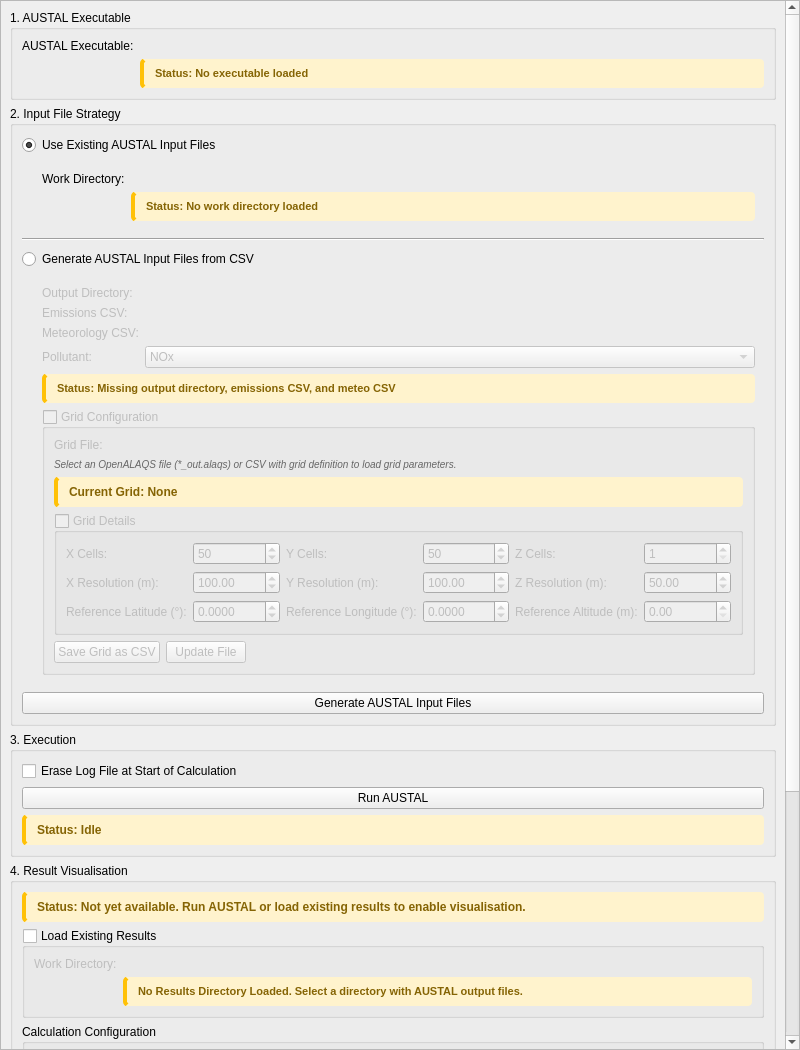
First picture: the form in open_alaqs/ui/ui_run_austal.ui, repository eurocontrol-asu/open_alaqs, before the edit.
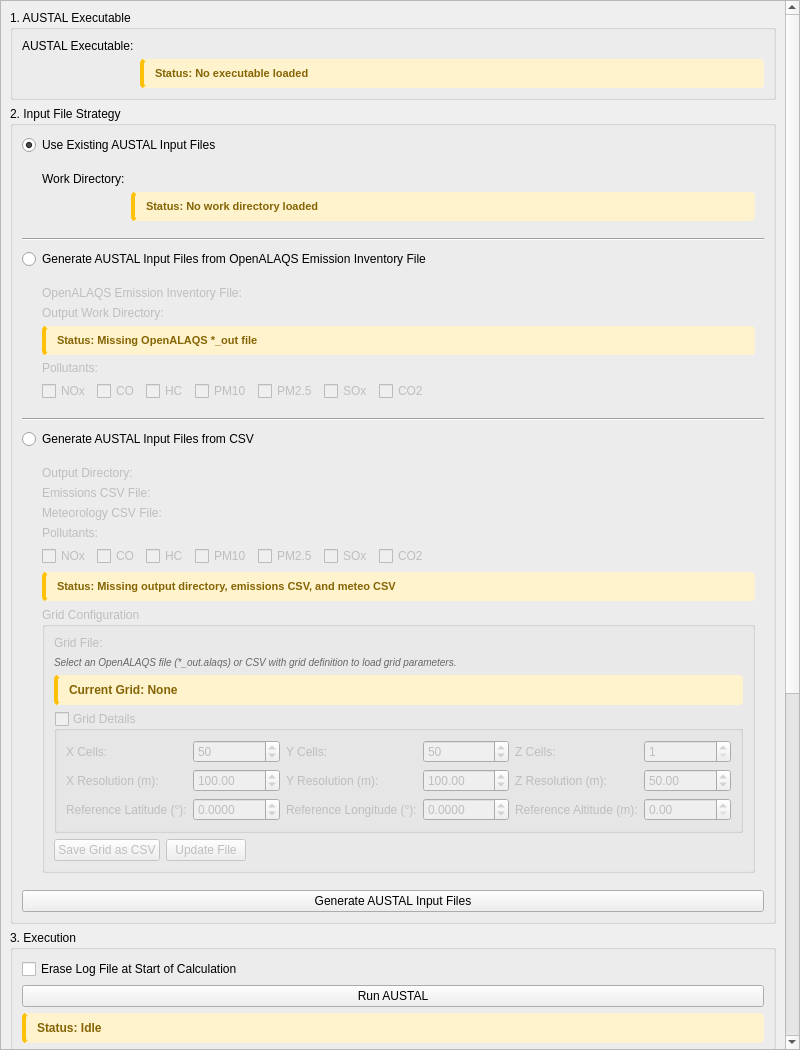
Second picture: the form after the edit. Custom widgets are drawn as their Qt base class.

Commit message: [ui-rearchitecture] Added the option to generate AUSTAL input files from an existing *_out.alaqs file and fixed generate AUSTAL input files logic

What changed in the file:
```diff
--- a/open_alaqs/ui/ui_run_austal.ui
+++ b/open_alaqs/ui/ui_run_austal.ui
@@ -182,7 +182,158 @@
         </property>
        </widget>
       </item>
-      <!-- Option B: Generate from CSV -->
+      <!-- Option B: Generate from ALAQS Output File -->
+      <item>
+       <widget class="QRadioButton" name="generateFromAlaqsRadio">
+        <property name="text">
+         <string>Generate AUSTAL Input Files from OpenALAQS Emission Inventory File</string>
+        </property>
+       </widget>
+      </item>
+      <item>
+       <widget class="QFrame" name="generateFromAlaqsFrame">
+        <property name="visible">
+         <bool>false</bool>
+        </property>
+        <property name="enabled">
+         <bool>false</bool>
+        </property>
+        <property name="frameShape">
+         <enum>QFrame::NoFrame</enum>
+        </property>
+        <layout class="QFormLayout" name="generateFromAlaqsLayout">
+         <property name="leftMargin">
+          <number>20</number>
+         </property>
+         <item row="0" column="0">
+          <widget class="QLabel" name="alaqsOutputFileLabel">
+           <property name="text">
+            <string>OpenALAQS Emission Inventory File:</string>
+           </property>
+          </widget>
+         </item>
+         <item row="0" column="1">
+          <widget class="QgsFileWidget" name="alaqs_output_file_path">
+           <property name="sizePolicy">
+            <sizepolicy hsizetype="Expanding" vsizetype="Fixed">
+             <horstretch>1</horstretch>
+             <verstretch>0</verstretch>
+            </sizepolicy>
+           </property>
+          </widget>
+         </item>
+         <item row="1" column="0">
+          <widget class="QLabel" name="alaqsOutputWorkDirLabel">
+           <property name="text">
+            <string>Output Work Directory:</string>
+           </property>
+          </widget>
+         </item>
+         <item row="1" column="1">
+          <widget class="QgsFileWidget" name="alaqs_output_work_dir_path">
+           <property name="sizePolicy">
+            <sizepolicy hsizetype="Expanding" vsizetype="Fixed">
+             <horstretch>1</horstretch>
+             <verstretch>0</verstretch>
+            </sizepolicy>
+           </property>
+          </widget>
+         </item>
+         <item row="2" column="0" colspan="2">
+          <widget class="QLabel" name="alaqsGenerationStatusLabel">
+           <property name="text">
+            <string>Status: Missing OpenALAQS *_out file</string>
+           </property>
+           <property name="styleSheet">
+            <string>background-color: #fff3cd; padding: 8px; border-radius: 4px; border-left: 4px solid #ffc107; color: #856404; font-weight: bold; font-size: 11px;</string>
+           </property>
+          </widget>
+         </item>
+         <item row="3" column="0" colspan="2">
+          <widget class="QLabel" name="alaqsPollutantLabel">
+           <property name="text">
+            <string>Pollutants:</string>
+           </property>
+          </widget>
+         </item>
+         <item row="4" column="0" colspan="2">
+          <layout class="QHBoxLayout" name="alaqsPollutantCheckboxLayout">
+           <item>
+            <widget class="QCheckBox" name="alaqs_pollutant_nox">
+             <property name="text">
+              <string>NOx</string>
+             </property>
+            </widget>
+           </item>
+           <item>
+            <widget class="QCheckBox" name="alaqs_pollutant_co">
+             <property name="text">
+              <string>CO</string>
+             </property>
+            </widget>
+           </item>
+           <item>
+            <widget class="QCheckBox" name="alaqs_pollutant_hc">
+             <property name="text">
+              <string>HC</string>
+             </property>
+            </widget>
+           </item>
+           <item>
+            <widget class="QCheckBox" name="alaqs_pollutant_pm10">
+             <property name="text">
+              <string>PM10</string>
+             </property>
+            </widget>
+           </item>
+           <item>
+            <widget class="QCheckBox" name="alaqs_pollutant_pm25">
+             <property name="text">
+              <string>PM2.5</string>
+             </property>
+            </widget>
+           </item>
+           <item>
+            <widget class="QCheckBox" name="alaqs_pollutant_sox">
+             <property name="text">
+              <string>SOx</string>
+             </property>
+            </widget>
+           </item>
+           <item>
+            <widget class="QCheckBox" name="alaqs_pollutant_co2">
+             <property name="text">
+              <string>CO2</string>
+             </property>
+            </widget>
+           </item>
+           <item>
+            <spacer name="alaqsPollutantSpacer">
+             <property name="orientation">
+              <enum>Qt::Horizontal</enum>
+             </property>
+             <property name="sizeHint" stdset="0">
+              <size>
+               <width>40</width>
+               <height>20</height>
+              </size>
+             </property>
+            </spacer>
+           </item>
+          </layout>
+         </item>
+        </layout>
+       </widget>
+      </item>
+      <!-- Separator -->
+      <item>
+       <widget class="Line" name="inputStrategyLine2">
+        <property name="orientation">
+         <enum>Qt::Horizontal</enum>
+        </property>
+       </widget>
+      </item>
+      <!-- Option C: Generate from CSV -->
       <item>
        <widget class="QRadioButton" name="generateFromCsvRadio">
         <property name="text">
@@ -225,7 +376,7 @@
          <item row="1" column="0">
           <widget class="QLabel" name="emissionsCsvLabel">
            <property name="text">
-            <string>Emissions CSV:</string>
+            <string>Emissions CSV File:</string>
            </property>
           </widget>
          </item>
@@ -242,7 +393,7 @@
          <item row="2" column="0">
           <widget class="QLabel" name="meteoCsvLabel">
            <property name="text">
-            <string>Meteorology CSV:</string>
+            <string>Meteorology CSV File:</string>
            </property>
           </widget>
          </item>
@@ -256,53 +407,80 @@
            </property>
           </widget>
          </item>
-         <item row="3" column="0">
+         <item row="3" column="0" colspan="2">
           <widget class="QLabel" name="pollutantLabel">
            <property name="text">
-            <string>Pollutant:</string>
+            <string>Pollutants:</string>
            </property>
           </widget>
          </item>
-         <item row="3" column="1">
-          <widget class="QComboBox" name="pollutant_combo">
+         <item row="4" column="0" colspan="2">
+          <layout class="QHBoxLayout" name="pollutantCheckboxLayout">
            <item>
+            <widget class="QCheckBox" name="pollutant_nox">
             <property name="text">
              <string>NOx</string>
             </property>
+            </widget>
            </item>
            <item>
+            <widget class="QCheckBox" name="pollutant_co">
             <property name="text">
              <string>CO</string>
             </property>
+            </widget>
            </item>
            <item>
+            <widget class="QCheckBox" name="pollutant_hc">
             <property name="text">
              <string>HC</string>
             </property>
+            </widget>
            </item>
            <item>
+            <widget class="QCheckBox" name="pollutant_pm10">
             <property name="text">
              <string>PM10</string>
             </property>
+            </widget>
            </item>
            <item>
+            <widget class="QCheckBox" name="pollutant_pm25">
             <property name="text">
              <string>PM2.5</string>
             </property>
+            </widget>
            </item>
            <item>
+            <widget class="QCheckBox" name="pollutant_sox">
             <property name="text">
              <string>SOx</string>
             </property>
+            </widget>
            </item>
            <item>
+            <widget class="QCheckBox" name="pollutant_co2">
             <property name="text">
              <string>CO2</string>
             </property>
-           </item>
-          </widget>
-         </item>
-         <item row="4" column="0" colspan="2">
+            </widget>
+           </item>
+           <item>
+            <spacer name="pollutantSpacer">
+             <property name="orientation">
+              <enum>Qt::Horizontal</enum>
+             </property>
+             <property name="sizeHint" stdset="0">
+              <size>
+               <width>40</width>
+               <height>20</height>
+              </size>
+             </property>
+            </spacer>
+           </item>
+          </layout>
+         </item>
+         <item row="5" column="0" colspan="2">
           <widget class="QLabel" name="external_files_feedback">
            <property name="text">
             <string>Status: Missing output directory, emissions CSV, and meteo CSV</string>
@@ -313,15 +491,12 @@
           </widget>
          </item>
          <!-- Grid Configuration (Nested in CSV Generation) -->
-         <item row="5" column="0" colspan="2">
+         <item row="6" column="0" colspan="2">
           <widget class="QGroupBox" name="gridManagementGroupBox">
            <property name="title">
             <string>Grid Configuration</string>
            </property>
            <property name="checkable">
-            <bool>true</bool>
-           </property>
-           <property name="checked">
             <bool>false</bool>
            </property>
            <layout class="QVBoxLayout" name="gridManagementLayout">
```
Lines whose indentation alone changed are shown as unchanged. The commit also changes 1 other file.
